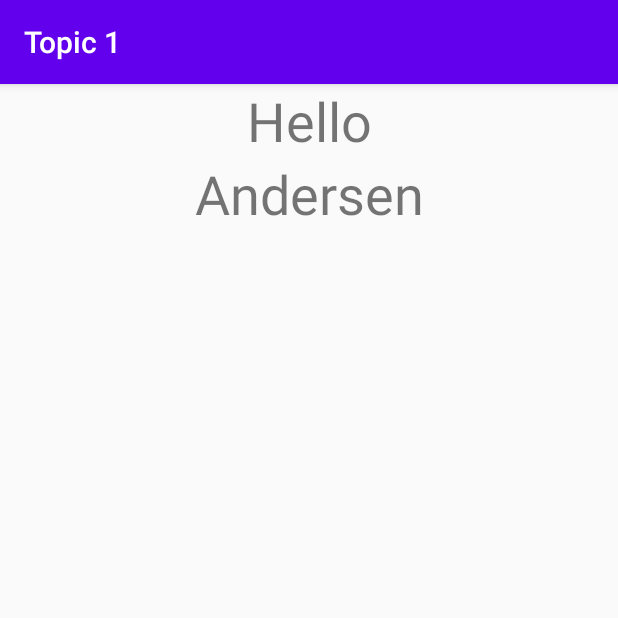
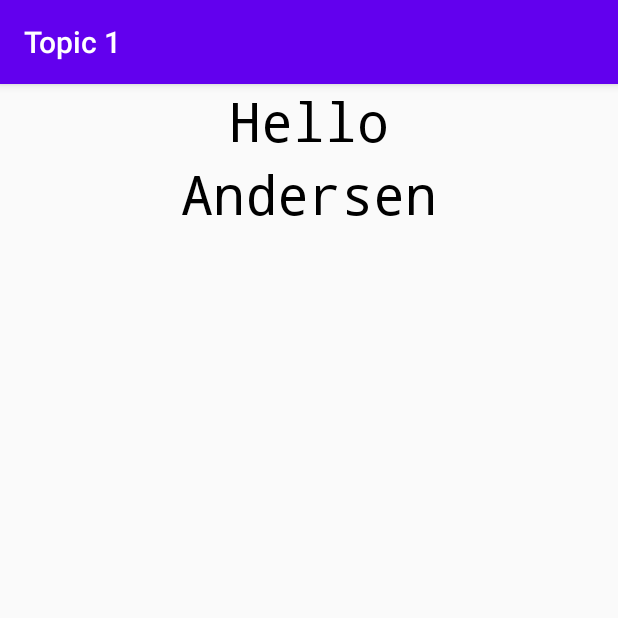
Before and after one commit to nikolajew-a-a/-internshipAndersen, an Android app: the screen it shows after launch (MainActivity), on a phone screen of 412 x 824 dp, the top half of it. Run offline under Robolectric (Android 15) with nearby library versions, the phone set to English and light mode, and no system bars.

Commit message:
1.1. Параметры текста заданы с помощью стиля, строка задана с помощью ресурсов

```diff
--- a/Topic 1/app/src/main/res/layout/activity_main.xml
+++ b/Topic 1/app/src/main/res/layout/activity_main.xml
@@ -6,17 +6,11 @@
 
     <TextView
         android:id="@+id/textView"
-        android:layout_width="match_parent"
-        android:layout_height="wrap_content"
-        android:text="Hello"
-        android:gravity= "center"
-        android:textSize="36sp" />
+        android:text="@string/hello"
+        style="@style/TextViewPrimary"/>
 
     <TextView
         android:id="@+id/textView2"
-        android:layout_width="match_parent"
-        android:layout_height="wrap_content"
-        android:text="Andersen"
-        android:gravity= "center"
-        android:textSize="36sp" />
+        android:text="@string/company"
+        style="@style/TextViewPrimary"/>
 </LinearLayout>
--- a/Topic 1/app/src/main/res/values/strings.xml
+++ b/Topic 1/app/src/main/res/values/strings.xml
@@ -1,3 +1,5 @@
 <resources>
     <string name="app_name">Topic 1</string>
+    <string name="hello">Hello</string>
+    <string name="company">Andersen</string>
 </resources>
--- a/Topic 1/app/src/main/res/values/styles.xml
+++ b/Topic 1/app/src/main/res/values/styles.xml
@@ -8,4 +8,13 @@
         <item name="colorAccent">@color/colorAccent</item>
     </style>
 
+    <style name="TextViewPrimary">
+        <item name="android:layout_width">match_parent</item>
+        <item name="android:layout_height">wrap_content</item>
+        <item name="android:textSize">36sp</item>
+        <item name="android:gravity">center</item>
+        <item name="android:textColor">#000000</item>
+        <item name="android:typeface">monospace</item>
+    </style>
+
 </resources>
```
